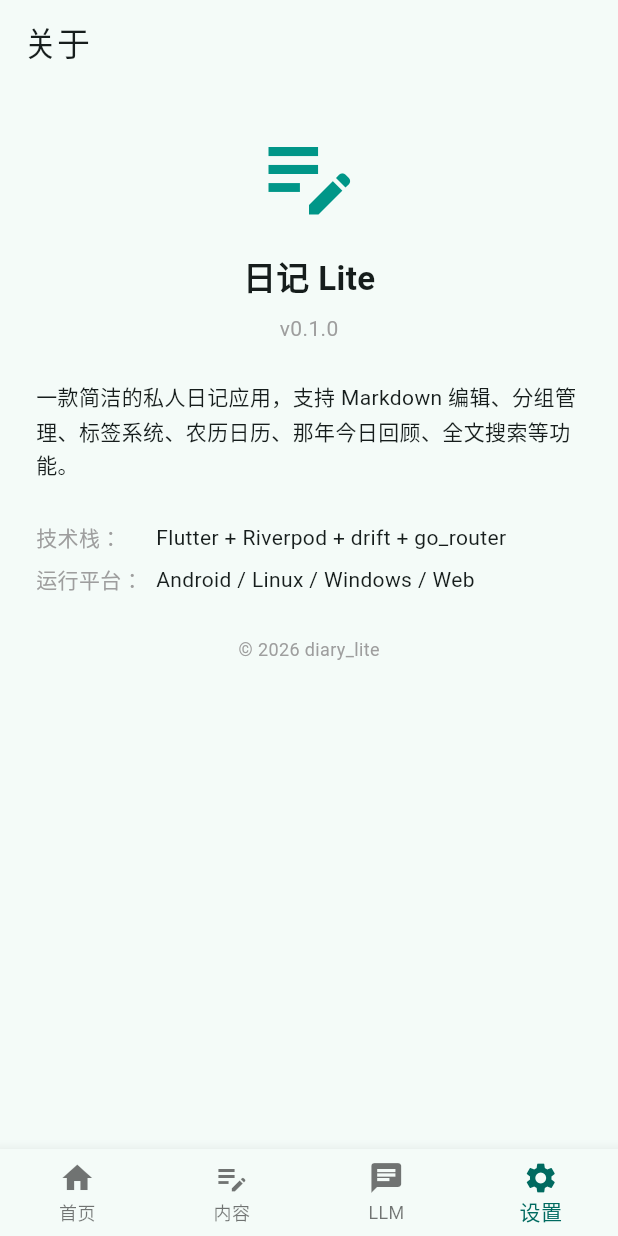
After one commit to RockyrLiu/lite-diary, a Flutter app: the AboutPage screen opened by its route, on a phone screen of 412 x 824 dp. The commit adds this screen. Run offline on Flutter 3.47's test engine with Material 3 defaults, Android fonts, the phone set to English and light mode, and no system bars; our stand-ins replace drift, flutter_markdown, flutter_riverpod, go_router, image_picker, riverpod_annotation; missing offline and left inert: lunar; accounts and stored records are empty; generated files the repository leaves out were written again.

Commit message:
fix: 设置-关于跳转到空页面，创建 AboutPage 并路由

```diff
--- /dev/null
+++ b/lib/pages/settings/about_page.dart
@@ -0,0 +1,61 @@
+import 'package:flutter/material.dart';
+
+class AboutPage extends StatelessWidget {
+  const AboutPage({super.key});
+
+  @override
+  Widget build(BuildContext context) {
+    return Scaffold(
+      appBar: AppBar(title: const Text('关于')),
+      body: ListView(
+        padding: const EdgeInsets.all(24),
+        children: const [
+          Center(
+            child: Icon(Icons.edit_note, size: 72, color: Colors.teal),
+          ),
+          SizedBox(height: 16),
+          Center(
+            child: Text('日记 Lite', style: TextStyle(fontSize: 22, fontWeight: FontWeight.bold)),
+          ),
+          SizedBox(height: 8),
+          Center(
+            child: Text('v0.1.0', style: TextStyle(fontSize: 14, color: Colors.grey)),
+          ),
+          SizedBox(height: 24),
+          Text(
+            '一款简洁的私人日记应用，支持 Markdown 编辑、分组管理、标签系统、'
+            '农历日历、那年今日回顾、全文搜索等功能。',
+            style: TextStyle(fontSize: 14, height: 1.6),
+          ),
+          SizedBox(height: 24),
+          _InfoItem(label: '技术栈', value: 'Flutter + Riverpod + drift + go_router'),
+          _InfoItem(label: '运行平台', value: 'Android / Linux / Windows / Web'),
+          SizedBox(height: 24),
+          Center(
+            child: Text('© 2026 diary_lite', style: TextStyle(fontSize: 12, color: Colors.grey)),
+          ),
+        ],
+      ),
+    );
+  }
+}
+
+class _InfoItem extends StatelessWidget {
+  final String label;
+  final String value;
+  const _InfoItem({required this.label, required this.value});
+
+  @override
+  Widget build(BuildContext context) {
+    return Padding(
+      padding: const EdgeInsets.symmetric(vertical: 4),
+      child: Row(
+        crossAxisAlignment: CrossAxisAlignment.start,
+        children: [
+          SizedBox(width: 80, child: Text('$label：', style: const TextStyle(color: Colors.grey, fontSize: 14))),
+          Expanded(child: Text(value, style: const TextStyle(fontSize: 14))),
+        ],
+      ),
+    );
+  }
+}
--- a/lib/router.dart
+++ b/lib/router.dart
@@ -6,6 +6,7 @@ import 'pages/content/content_page.dart';
 import 'pages/llm/llm_page.dart';
 import 'pages/settings/settings_page.dart';
 import 'pages/settings/export_page.dart';
+import 'pages/settings/about_page.dart';
 
 final router = GoRouter(
   initialLocation: '/',
@@ -81,7 +82,7 @@ final router = GoRouter(
             GoRoute(path: '/settings/encryption', builder: (context, state) => const SettingsPage()),
             GoRoute(path: '/settings/llm', builder: (context, state) => const SettingsPage()),
             GoRoute(path: '/settings/display', builder: (context, state) => const SettingsPage()),
-            GoRoute(path: '/settings/about', builder: (context, state) => const SettingsPage()),
+            GoRoute(path: '/settings/about', builder: (context, state) => const AboutPage()),
             GoRoute(path: '/export', builder: (context, state) => const ExportPage()),
           ],
         ),
```
